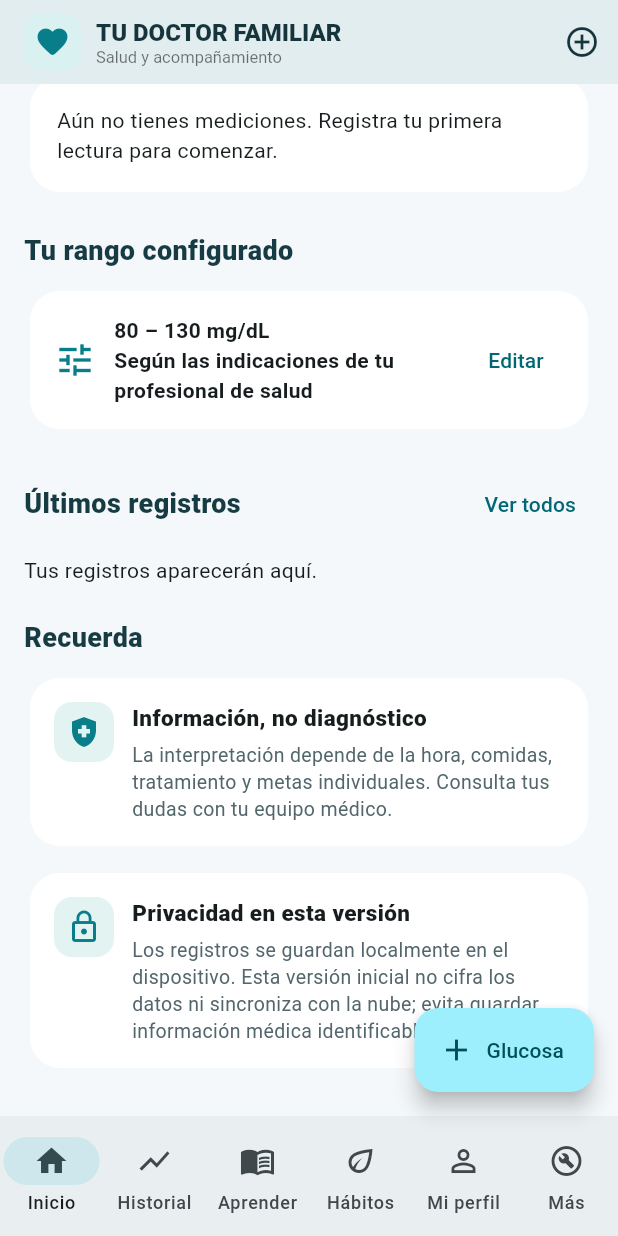
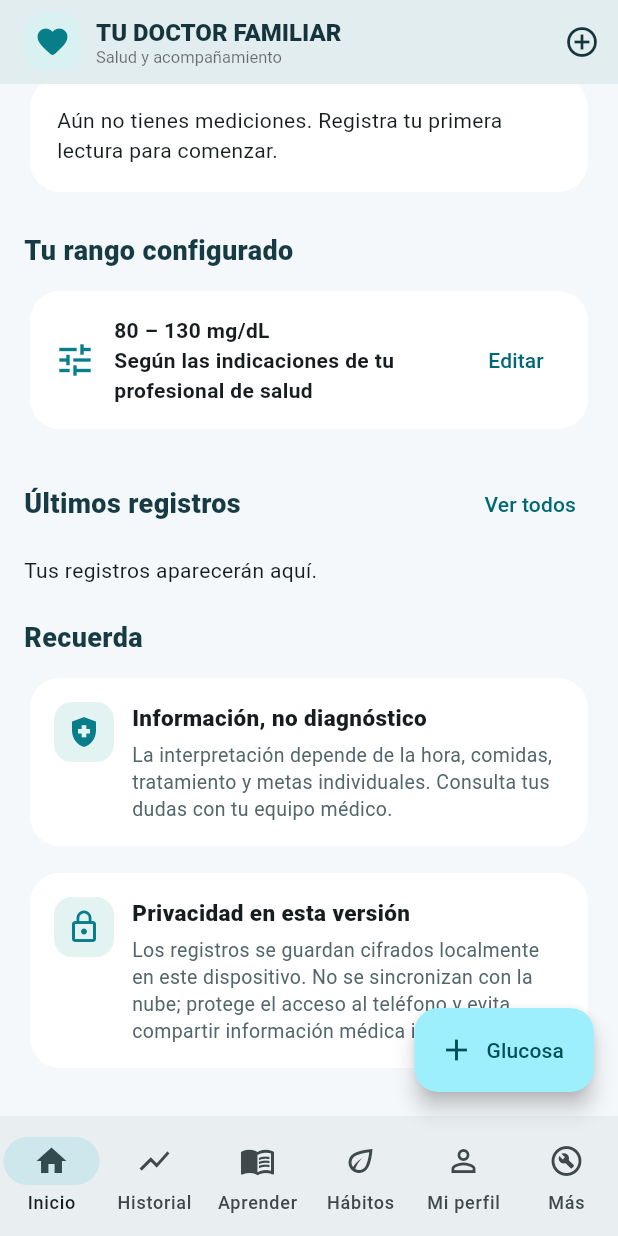
Before and after one commit to eleazarnun955-wq/tu-doctor-familiar, a Flutter app: the screen it shows after launch, scrolled down 215 dp, on a phone screen of 412 x 824 dp. Run offline on Flutter 3.47's test engine with Material 3 defaults, Android fonts, the phone set to English and light mode, and no system bars; our stand-ins replace flutter_secure_storage, printing, share_plus, shared_preferences; missing offline and left inert: cryptography.

Commit message:
Correct privacy description for encrypted local records

```diff
--- a/lib/main.dart
+++ b/lib/main.dart
@@ -196,7 +196,7 @@ class _HomePageState extends State<HomePage> {
       if(recent.isEmpty)const Text('Tus registros aparecerán aquí.') else ...recent.map((r)=>_readingTile(r)),
       _section('Recuerda'),
       const _InfoCard(icon:Icons.health_and_safety,title:'Información, no diagnóstico',body:'La interpretación depende de la hora, comidas, tratamiento y metas individuales. Consulta tus dudas con tu equipo médico.'),
-      const SizedBox(height:10),const _InfoCard(icon:Icons.lock_outline,title:'Privacidad en esta versión',body:'Los registros se guardan localmente en el dispositivo. Esta versión inicial no cifra los datos ni sincroniza con la nube; evita guardar información médica identificable.'),
+      const SizedBox(height:10),const _InfoCard(icon:Icons.lock_outline,title:'Privacidad en esta versión',body:'Los registros se guardan cifrados localmente en este dispositivo. No se sincronizan con la nube; protege el acceso al teléfono y evita compartir información médica identificable.'),
     ]));
   }
   Widget _readingTile(Reading r)=>Card(child:ListTile(leading:CircleAvatar(backgroundColor:_statusColor(r.value).withOpacity(.12),child:Icon(Icons.water_drop,color:_statusColor(r.value))),title:Text('${r.value.toStringAsFixed(0)} mg/dL',style:const TextStyle(fontWeight:FontWeight.bold)),subtitle:Text('${r.context} · ${_date(r.date)}'),trailing:const Icon(Icons.chevron_right)));
```
